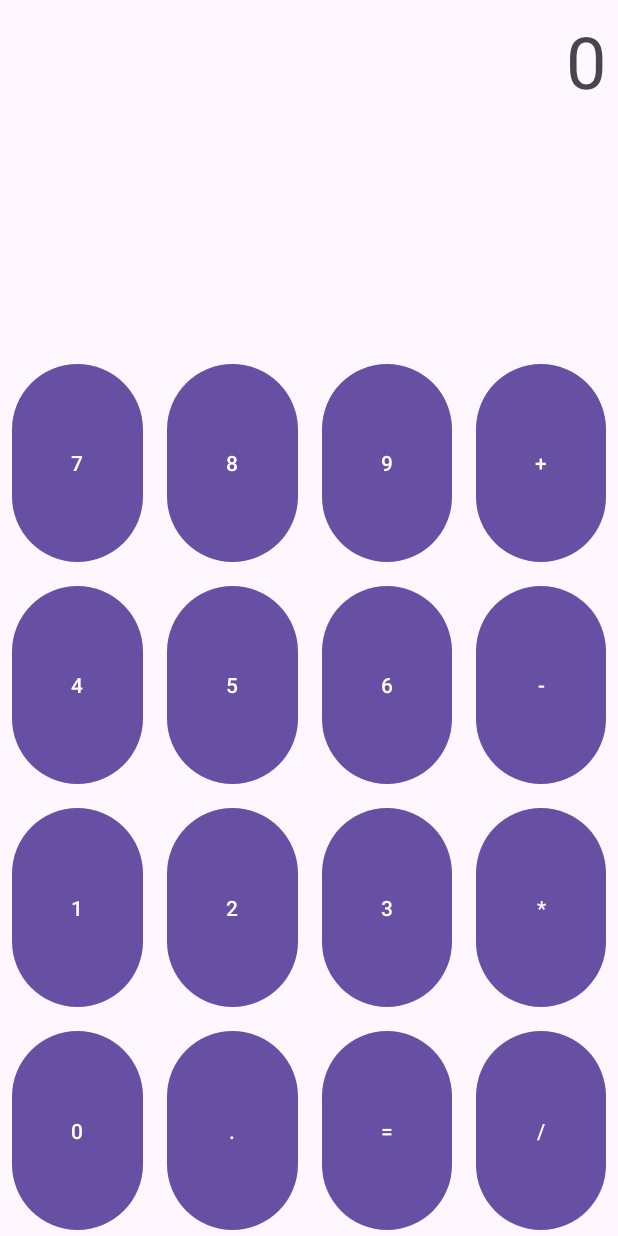
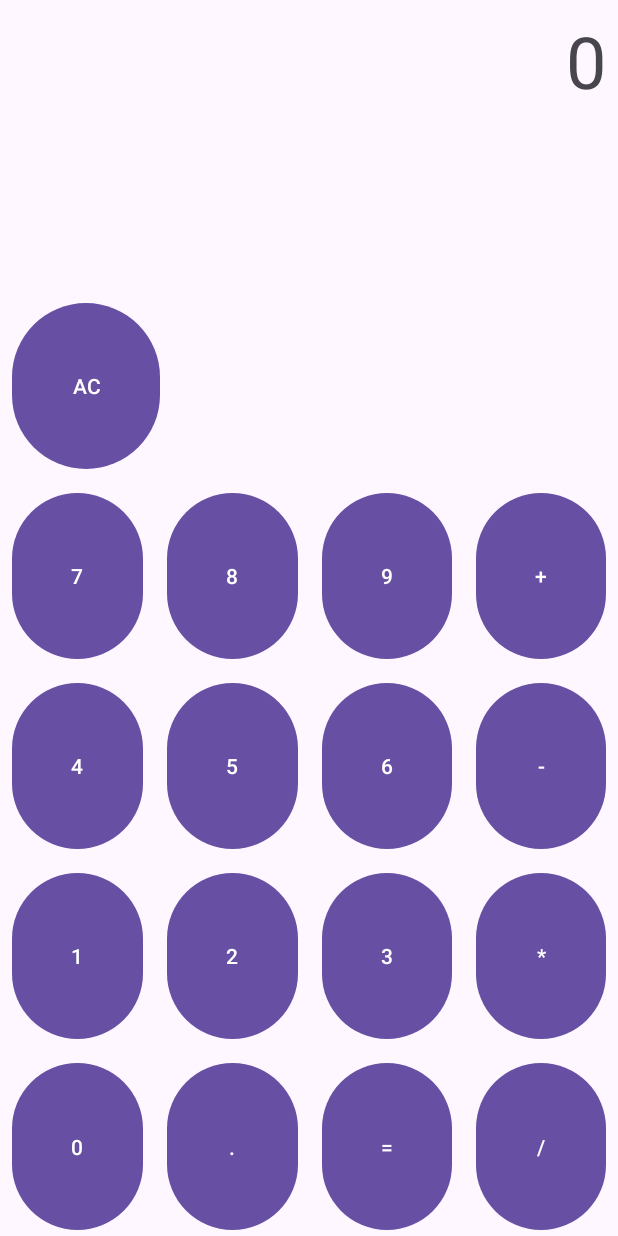
Before and after one commit to lgleto/EDJD202324, an Android app: the screen it shows after launch (MainActivity), on a phone screen of 412 x 824 dp. Run offline under Robolectric (Android 15) with nearby library versions, the phone set to English and light mode, and no system bars.

Commit message:
Calculator brain

```diff
--- a/Calculator/app/src/main/res/layout/activity_main.xml
+++ b/Calculator/app/src/main/res/layout/activity_main.xml
@@ -19,12 +19,29 @@
         android:text="0"
         android:textAlignment="textEnd"
         android:textSize="48sp"
-        android:layout_weight="3"/>
+        android:layout_weight="2.5"/>
 
     <LinearLayout
         android:layout_width="match_parent"
         android:layout_height="wrap_content"
-        android:layout_weight="1.75"
+        android:layout_weight="1.5"
+        android:weightSum="4">
+
+        <Button
+            android:id="@+id/buttonAC"
+            android:layout_width="0dp"
+            android:layout_height="match_parent"
+            android:layout_marginStart="8dp"
+            android:layout_marginTop="8dp"
+            android:layout_marginEnd="8dp"
+            android:text="AC"
+            android:layout_weight="1"/>
+    </LinearLayout>
+
+    <LinearLayout
+        android:layout_width="match_parent"
+        android:layout_height="wrap_content"
+        android:layout_weight="1.5"
         android:weightSum="4">
 
         <Button
@@ -72,7 +89,7 @@
     <LinearLayout
         android:layout_width="match_parent"
         android:layout_height="wrap_content"
-        android:layout_weight="1.75"
+        android:layout_weight="1.5"
         android:weightSum="4"
         >
 
@@ -120,7 +137,7 @@
     <LinearLayout
         android:layout_width="match_parent"
         android:layout_height="wrap_content"
-        android:layout_weight="1.75"
+        android:layout_weight="1.5"
         android:weightSum="4"
         >
 
@@ -169,7 +186,7 @@
     <LinearLayout
         android:layout_width="match_parent"
         android:layout_height="wrap_content"
-        android:layout_weight="1.75"
+        android:layout_weight="1.5"
         android:weightSum="4">
 
         <Button
```
Also changed, not shown: Calculator/app/src/main/java/ipca/utility/calculator/CalculatorBrain.kt (added, +26 -0 lines), Calculator/app/src/main/java/ipca/utility/calculator/MainActivity.kt (+35 -26 lines).
